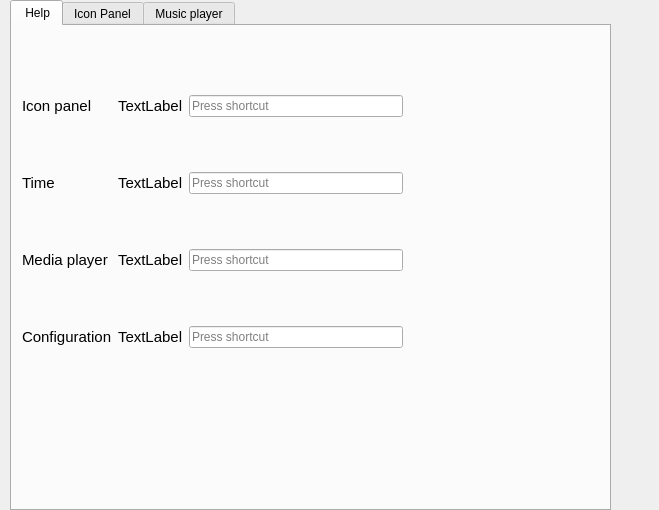
Before: the Qt Designer form Vass_2/config.ui in fobannit-studio/Vass-2, drawn with Qt 5.
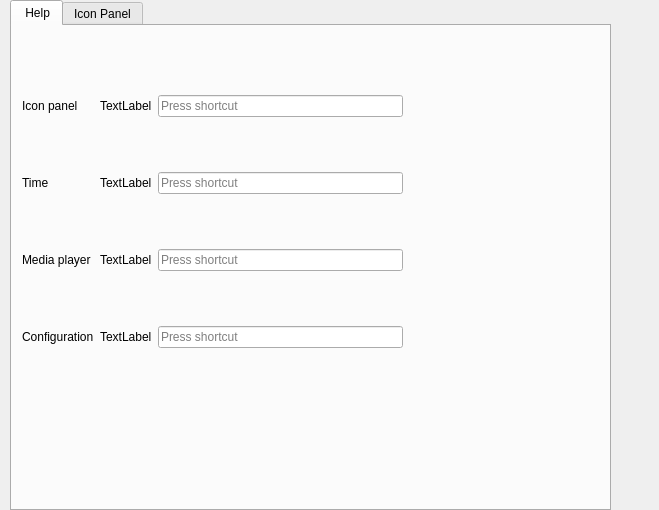
After: the same form once the commit is applied. The open tabs and pages were chosen to show the change.

Patch:
```diff
--- a/Vass_2/config.ui
+++ b/Vass_2/config.ui
@@ -50,9 +50,6 @@
            <property name="autoFillBackground">
             <bool>false</bool>
            </property>
-           <property name="styleSheet">
-            <string notr="true">QLabel{font-size:15px}</string>
-           </property>
            <property name="text">
             <string>TextLabel</string>
            </property>
@@ -66,9 +63,6 @@
            <property name="autoFillBackground">
             <bool>false</bool>
            </property>
-           <property name="styleSheet">
-            <string notr="true">QLabel{font-size:15px}</string>
-           </property>
            <property name="text">
             <string>Configuration</string>
            </property>
@@ -82,9 +76,6 @@
            <property name="autoFillBackground">
             <bool>false</bool>
            </property>
-           <property name="styleSheet">
-            <string notr="true">QLabel{font-size:15px}</string>
-           </property>
            <property name="text">
             <string>TextLabel</string>
            </property>
@@ -98,9 +89,6 @@
            <property name="autoFillBackground">
             <bool>false</bool>
            </property>
-           <property name="styleSheet">
-            <string notr="true">QLabel{font-size:15px}</string>
-           </property>
            <property name="text">
             <string>Time</string>
            </property>
@@ -114,9 +102,6 @@
            <property name="autoFillBackground">
             <bool>false</bool>
            </property>
-           <property name="styleSheet">
-            <string notr="true">QLabel{font-size:15px}</string>
-           </property>
            <property name="text">
             <string>TextLabel</string>
            </property>
@@ -133,9 +118,6 @@
            <property name="autoFillBackground">
             <bool>false</bool>
            </property>
-           <property name="styleSheet">
-            <string notr="true">QLabel{font-size:15px}</string>
-           </property>
            <property name="text">
             <string>TextLabel</string>
            </property>
@@ -149,9 +131,6 @@
            <property name="autoFillBackground">
             <bool>false</bool>
            </property>
-           <property name="styleSheet">
-            <string notr="true">QLabel{font-size:15px}</string>
-           </property>
            <property name="text">
             <string>Media player</string>
            </property>
@@ -165,9 +144,6 @@
            <property name="autoFillBackground">
             <bool>false</bool>
            </property>
-           <property name="styleSheet">
-            <string notr="true">QLabel{font-size:15px}</string>
-           </property>
            <property name="text">
             <string>Icon panel</string>
            </property>
@@ -183,11 +159,7 @@
           <widget class="QKeySequenceEdit" name="config_short"/>
          </item>
          <item row="0" column="3">
-          <widget class="QKeySequenceEdit" name="icon_short">
-           <property name="styleSheet">
-            <string notr="true"/>
-           </property>
-          </widget>
+          <widget class="QKeySequenceEdit" name="icon_short"/>
          </item>
         </layout>
        </widget>
@@ -547,11 +519,6 @@
         </property>
        </widget>
       </widget>
-      <widget class="QWidget" name="player">
-       <attribute name="title">
-        <string>Music player</string>
-       </attribute>
-      </widget>
      </widget>
     </item>
    </layout>
```
Left out of the diff: 14 changed lines with no effect on the pictures.
